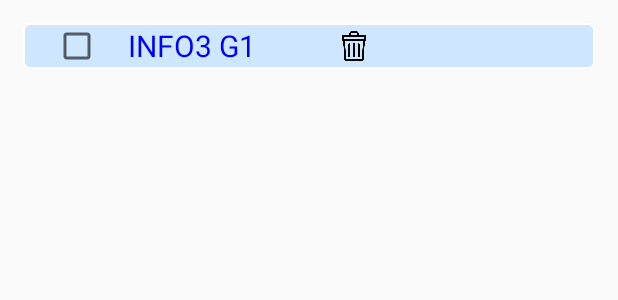
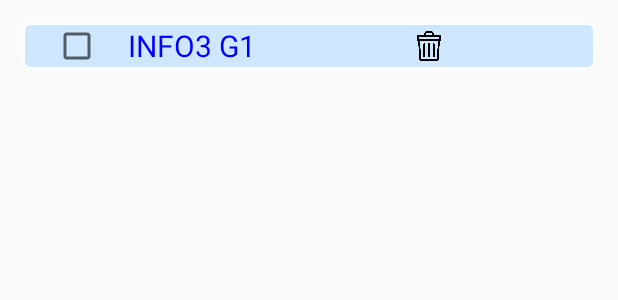
Before and after one commit to eliot-leguy/TimetableApp, an Android app: the layout group_selector.xml on its own in the app's theme, with its tools: preview values and no code run, on a phone screen of 412 x 824 dp. Shown: the top 300 px of the screen. Run offline under Robolectric (Android 15) with nearby library versions, the phone set to English and light mode, and no system bars.

Commit message:
Small change to the ui

```diff
--- a/app/src/main/res/layout/group_selector.xml
+++ b/app/src/main/res/layout/group_selector.xml
@@ -1,6 +1,7 @@
 <?xml version="1.0" encoding="utf-8"?>
 <LinearLayout
     xmlns:android="http://schemas.android.com/apk/res/android"
+    android:id="@+id/selectorLinearLayout"
     android:orientation="horizontal"
     android:layout_margin="15dp"
     android:layout_width="match_parent"
@@ -25,7 +26,7 @@
         android:text="INFO3 G1"/>
 
     <View
-        android:layout_width="50dp"
+        android:layout_width="100dp"
         android:layout_height="match_parent"/>
 
     <ImageView
```
